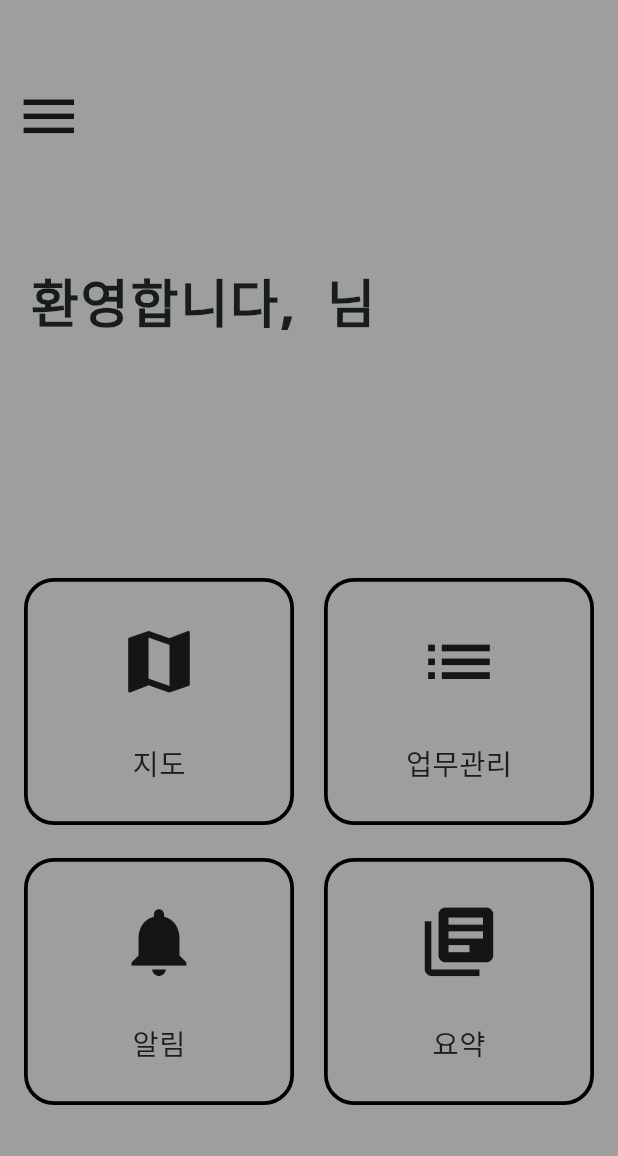
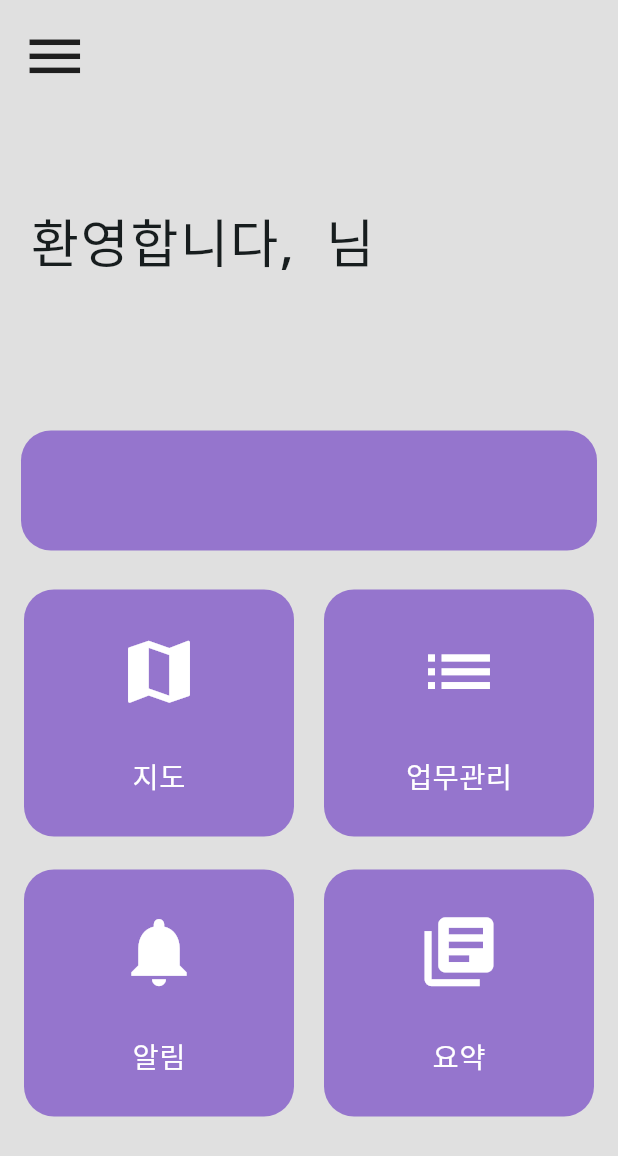
Before and after one commit to Carcassi0/ToyProject_1, a Flutter app: the screen it shows once a user with an empty profile is signed in, on a phone screen of 412 x 824 dp. Shown: the top 1156 px of the screen. Run offline on Flutter 3.47's test engine with Material 3 defaults, Android fonts, the phone set to English and light mode, and no system bars; our stand-ins replace camera, cloud_firestore, csv, file_picker, firebase_auth, firebase_core and 5 more; missing offline and left inert: cp949_dart; accounts and stored records are empty.

Commit message:
디자인 변경

```diff
--- a/lib/camera.dart
+++ b/lib/camera.dart
@@ -36,9 +36,15 @@ class DisplayPictureScreen extends StatelessWidget {
           IconButton(
             icon: const Icon(Icons.check),
             onPressed: () async {
+
+              AlertDialog(
+                content:
+                Center(child: Text('업로드...', style: TextStyle(fontSize: 50, fontWeight: FontWeight.bold),)),
+              );
               final imageUrl = await uploadImageToFirebaseStorage(imagePath);
 
               saveImageUrlToFirestore(imageUrl, imagePath);
+
 
               Navigator.pop(context, imageUrl);
             },
--- a/lib/homePage.dart
+++ b/lib/homePage.dart
@@ -142,7 +142,9 @@ class _MyHomePageState extends State<MyHomePage> {
 
 
 
-      body: SingleChildScrollView(
+      body: SafeArea(
+        bottom: true,
+        child: SingleChildScrollView(
           scrollDirection: Axis.vertical,
           physics: const NeverScrollableScrollPhysics(),
           child: Container(
@@ -151,7 +153,7 @@ class _MyHomePageState extends State<MyHomePage> {
               crossAxisAlignment: CrossAxisAlignment.start,
               children: [
                 Padding(
-                padding: const EdgeInsets.only(top: 55, left: 10, right: 20),
+                  padding: const EdgeInsets.only(top: 15, left: 14, right: 20),
                   child: InkWell(
                     onTap: () => _scaffoldKey.currentState?.openDrawer(),
                     child: const Icon(
@@ -177,7 +179,7 @@ class _MyHomePageState extends State<MyHomePage> {
                               '환영합니다, ${snapshot.data} 님',
                               style: GoogleFonts.notoSans(
                                 fontSize: 35,
-                              fontWeight: FontWeight.w800,
+                                fontWeight: FontWeight.w500,
                                 letterSpacing: 1,
                               )
                             );
@@ -203,11 +205,23 @@ class _MyHomePageState extends State<MyHomePage> {
                     ],
                   ),
                 ),
-              Container(
-                decoration: const BoxDecoration(),
-                height: height * 0.14,
+
+                SizedBox(height: 50),
+
+                Padding(
+                  padding: const EdgeInsets.all(14.0),
+                  child: Container(
+                    decoration: BoxDecoration(
+                      color: Theme.of(context).colorScheme.primary,
+                      borderRadius: BorderRadius.circular(20)
+                    ),
+                    height: 80,
                     width: width,
                   ),
+                ),
+
+                SizedBox(height: 5),
+
                 Container(
                   decoration: const BoxDecoration(
                     borderRadius: BorderRadius.only(
@@ -255,14 +269,13 @@ class _MyHomePageState extends State<MyHomePage> {
                             decoration: BoxDecoration(
                               borderRadius: BorderRadius.circular(20),
                               color: Theme.of(context).colorScheme.primary,
-                            border: Border.all(width: 2.5)
                             ),
                             child: Column(
                               mainAxisAlignment: MainAxisAlignment.spaceEvenly,
                               children: [
-                              Icon(menuIcon[index], size: 55),
+                                Icon(menuIcon[index], size: 55, color: Colors.white,),
                                 Text(menu[index], style: GoogleFonts.notoSans(
-                                  fontSize: 19, fontWeight: FontWeight.w500)),
+                                    fontSize: 19, fontWeight: FontWeight.w500, color: Colors.white)),
                               ],
                             ),
                           ),
@@ -272,6 +285,7 @@ class _MyHomePageState extends State<MyHomePage> {
                   ),
                 )
               ],
+            ),
           ),
         ),
       ),
--- a/lib/theme/theme.dart
+++ b/lib/theme/theme.dart
@@ -4,8 +4,8 @@ ThemeData lightmode = ThemeData(
   brightness: Brightness.light,
   colorScheme: ColorScheme.fromSeed(
     seedColor: Colors.grey,
-    background: Colors.grey,
-    primary: Colors.grey,
+    background: Colors.grey[300],
+    primary: Colors.deepPurple[300],
     secondary: Colors.deepPurple,
     error: Colors.red
   )
@@ -15,7 +15,7 @@ ThemeData darkmode = ThemeData(
   brightness: Brightness.dark,
   colorScheme: ColorScheme.dark(
     background: Colors.grey.shade900,
-    primary: Colors.grey.shade900,
+    primary: Colors.grey.shade700,
     secondary: Colors.grey.shade900
   )
 
```
Also changed, not shown: lib/map/mapScreen.dart (+108 -110 lines). Lines whose indentation alone changed are shown as unchanged.
